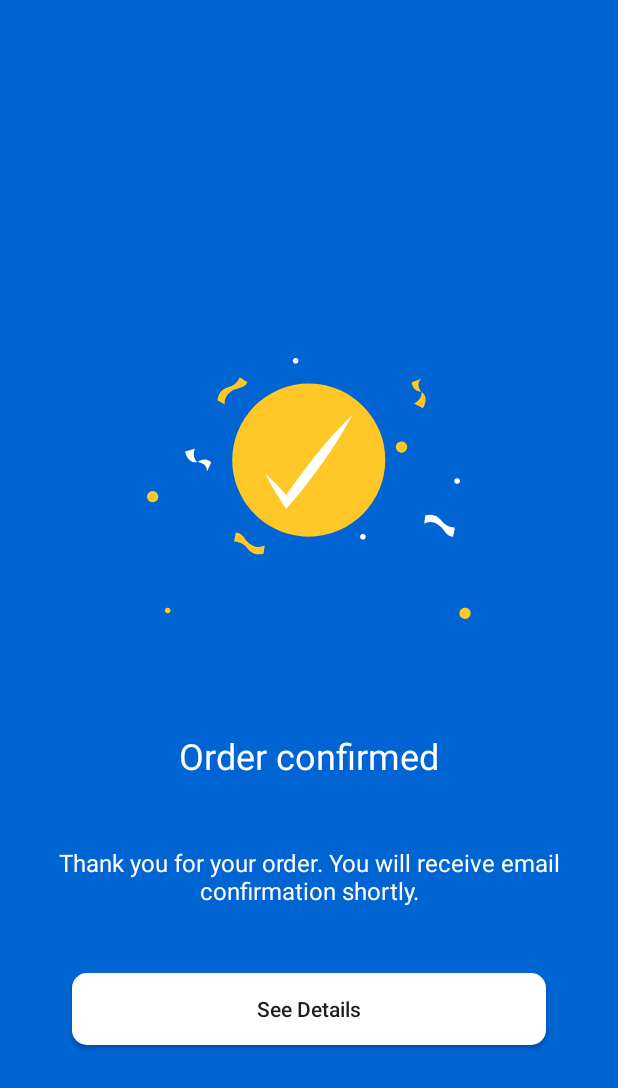
After one commit to Ziraddin/FlightApp, an Android app: the fragment PaymentSuccessfulFragment shown on its own in the app's theme, on a phone screen of 412 x 824 dp. The commit adds this screen. Shown: the top 1088 px of the screen. Run offline under Robolectric (Android 15) with nearby library versions, the phone set to English and light mode, and no system bars.

Commit message:
Added : 1. order confirmation layout

```diff
--- /dev/null
+++ b/app/src/main/java/com/example/flightapp/ui/fragments/payment/PaymentSuccessfulFragment.kt
@@ -0,0 +1,17 @@
+package com.example.flightapp.ui.fragments.payment
+
+import android.os.Bundle
+import androidx.fragment.app.Fragment
+import android.view.LayoutInflater
+import android.view.View
+import android.view.ViewGroup
+import com.example.flightapp.R
+
+class PaymentSuccessfulFragment : Fragment() {
+    override fun onCreateView(
+        inflater: LayoutInflater, container: ViewGroup?,
+        savedInstanceState: Bundle?
+    ): View? {
+        return inflater.inflate(R.layout.fragment_payment_successful, container, false)
+    }
+}
--- a/app/src/main/java/com/example/flightapp/ui/fragments/signinup/SignInFragment.kt
+++ b/app/src/main/java/com/example/flightapp/ui/fragments/signinup/SignInFragment.kt
@@ -51,6 +51,7 @@ class SignInFragment : Fragment() {
         val gso = GoogleSignInOptions.Builder(GoogleSignInOptions.DEFAULT_SIGN_IN).requestIdToken(getString(R.string.default_web_client_id)).requestEmail().build()
         mGoogleSignInClient = GoogleSignIn.getClient(requireContext(), gso)
         setVisibility()
+        signInWithGoogle()
 
         binding.btnSignIn.setOnClickListener {
             val email = binding.edtEmail.text.toString()
@@ -83,7 +84,7 @@ class SignInFragment : Fragment() {
             if (task.isSuccessful) {
                 val user = mAuth.currentUser
                 Toast.makeText(
-                    requireContext(), "Signed in as ${user?.displayName}", Toast.LENGTH_SHORT
+                    requireContext(), "Signed in as ${binding.edtEmail.text}", Toast.LENGTH_SHORT
                 ).show()
                 onSignInSuccess()
             } else {
--- /dev/null
+++ b/app/src/main/res/drawable/paymentsuccessful.xml
@@ -0,0 +1,54 @@
+<vector xmlns:android="http://schemas.android.com/apk/res/android"
+    android:width="217dp"
+    android:height="175dp"
+    android:viewportWidth="217"
+    android:viewportHeight="175">
+  <path
+      android:pathData="M128.15,115.52C154.06,104.59 166.21,74.71 155.3,48.79C144.38,22.86 114.53,10.7 88.62,21.62C62.71,32.55 50.56,62.42 61.48,88.35C72.39,114.28 102.25,126.44 128.15,115.52Z"
+      android:fillColor="#FFC727"/>
+  <path
+      android:pathData="M79.56,77.7C82.56,80.33 85.29,83.19 88.03,86C90.76,88.82 93.36,91.79 95.92,94.77H91.41C98.1,84.65 105.32,74.9 112.89,65.46C116.66,60.71 120.64,56.11 124.66,51.56C128.68,47 132.92,42.62 137.36,38.45C134.59,43.93 131.48,49.17 128.26,54.33C125.04,59.5 121.66,64.52 118.14,69.46C111.12,79.35 103.75,88.97 95.84,98.18L93.3,101.15L91.35,98.16C89.23,94.9 87.12,91.55 85.1,88.16C83.09,84.77 81.15,81.32 79.56,77.7Z"
+      android:fillColor="#ffffff"/>
+  <path
+      android:pathData="M216.1,170.04C216.2,170.77 216.08,171.53 215.76,172.2C215.43,172.87 214.91,173.43 214.27,173.81C213.63,174.18 212.89,174.36 212.14,174.32C211.4,174.27 210.68,174.01 210.09,173.55C209.49,173.1 209.05,172.49 208.81,171.78C208.56,171.07 208.54,170.31 208.73,169.59C208.92,168.87 209.32,168.22 209.88,167.73C210.43,167.23 211.13,166.91 211.87,166.82C212.36,166.75 212.85,166.78 213.33,166.9C213.81,167.03 214.26,167.24 214.65,167.54C215.05,167.84 215.38,168.22 215.63,168.65C215.87,169.07 216.04,169.55 216.1,170.04Z"
+      android:fillColor="#FFC727"/>
+  <path
+      android:pathData="M146.23,119.24C146.28,119.49 146.28,119.75 146.23,120.01C146.18,120.26 146.07,120.5 145.92,120.71C145.77,120.92 145.58,121.1 145.36,121.24C145.14,121.37 144.89,121.46 144.63,121.49C144.37,121.52 144.11,121.5 143.86,121.43C143.62,121.36 143.38,121.24 143.18,121.07C142.98,120.9 142.82,120.7 142.7,120.47C142.59,120.24 142.52,119.98 142.51,119.72C142.48,119.25 142.63,118.78 142.94,118.42C143.24,118.05 143.67,117.81 144.14,117.75C144.61,117.69 145.09,117.81 145.48,118.08C145.87,118.36 146.13,118.77 146.23,119.24Z"
+      android:fillColor="#ffffff"/>
+  <path
+      android:pathData="M101.44,2.31C101.49,2.67 101.43,3.04 101.26,3.37C101.1,3.7 100.85,3.97 100.53,4.15C100.21,4.34 99.85,4.42 99.48,4.4C99.11,4.38 98.76,4.25 98.47,4.02C98.18,3.8 97.96,3.5 97.84,3.15C97.72,2.8 97.7,2.43 97.79,2.07C97.88,1.72 98.08,1.4 98.35,1.15C98.63,0.91 98.96,0.75 99.33,0.7C99.57,0.66 99.82,0.67 100.06,0.74C100.3,0.8 100.53,0.91 100.72,1.06C100.92,1.21 101.09,1.39 101.21,1.61C101.33,1.82 101.41,2.06 101.44,2.31Z"
+      android:fillColor="#ffffff"/>
+  <path
+      android:pathData="M208.97,82.23C209.02,82.6 208.96,82.98 208.8,83.31C208.63,83.65 208.38,83.93 208.05,84.11C207.73,84.3 207.36,84.39 206.99,84.37C206.62,84.35 206.26,84.21 205.96,83.99C205.66,83.76 205.44,83.45 205.32,83.1C205.2,82.75 205.18,82.37 205.28,82.01C205.38,81.65 205.58,81.32 205.85,81.07C206.13,80.83 206.48,80.67 206.85,80.62C207.35,80.55 207.85,80.68 208.24,80.99C208.64,81.29 208.9,81.74 208.97,82.23Z"
+      android:fillColor="#ffffff"/>
+  <path
+      android:pathData="M16.34,168.49C16.36,168.96 16.21,169.43 15.9,169.8C15.6,170.16 15.17,170.4 14.7,170.46C14.23,170.52 13.75,170.4 13.36,170.13C12.98,169.85 12.71,169.44 12.61,168.98C12.55,168.48 12.68,167.99 12.98,167.59C13.29,167.19 13.73,166.93 14.22,166.86C14.47,166.83 14.72,166.84 14.96,166.91C15.2,166.97 15.42,167.08 15.62,167.23C15.81,167.38 15.98,167.57 16.1,167.79C16.23,168.01 16.3,168.24 16.34,168.49Z"
+      android:fillColor="#FFC727"/>
+  <path
+      android:pathData="M8.15,92.48C8.24,93.22 8.11,93.96 7.78,94.63C7.45,95.29 6.94,95.84 6.3,96.21C5.66,96.58 4.92,96.75 4.18,96.7C3.45,96.65 2.74,96.38 2.15,95.94C1.57,95.49 1.12,94.87 0.88,94.17C0.64,93.47 0.62,92.72 0.81,92C0.99,91.29 1.39,90.64 1.94,90.15C2.49,89.66 3.18,89.35 3.91,89.24C4.4,89.18 4.9,89.21 5.38,89.33C5.86,89.46 6.31,89.68 6.7,89.98C7.1,90.28 7.43,90.66 7.68,91.09C7.92,91.52 8.08,91.99 8.15,92.48Z"
+      android:fillColor="#FFC727"/>
+  <path
+      android:pathData="M47.53,28.83L52.42,31.58C52.22,30.1 52.41,28.58 52.99,27.2C53.56,25.82 54.5,24.62 55.7,23.72C59.94,19.82 65.06,21.96 67.52,16.84L62.37,13.51C61.8,14.92 60.94,16.2 59.85,17.27C58.75,18.33 57.45,19.16 56.02,19.7C52.38,20.78 48.49,22.32 47.53,28.83Z"
+      android:fillColor="#FFC727"/>
+  <path
+      android:pathData="M78.27,130.91L79.03,125.34C77.74,126.08 76.27,126.45 74.78,126.43C73.29,126.4 71.83,125.97 70.56,125.19C65.36,122.58 65.5,117.12 59.81,116.72L58.63,122.75C60.16,122.77 61.68,123.11 63.07,123.75C64.47,124.39 65.72,125.31 66.73,126.46C68.98,129.34 71.94,132.48 78.27,130.91Z"
+      android:fillColor="#FFC727"/>
+  <path
+      android:pathData="M32.53,60.98L26.05,62.83C26.05,62.83 27.66,71.3 34.33,69.92C34.33,69.92 30.22,67.4 32.53,60.98Z"
+      android:fillColor="#ffffff"/>
+  <path
+      android:pathData="M40.59,76.11L43.43,70.11C43.43,70.11 39.96,66.03 34.33,69.92C34.33,69.92 40.74,70.43 40.59,76.11Z"
+      android:fillColor="#ffffff"/>
+  <path
+      android:pathData="M166.34,60.45C166.24,59.72 166.36,58.96 166.69,58.29C167.02,57.63 167.54,57.07 168.19,56.7C168.83,56.32 169.57,56.15 170.32,56.2C171.06,56.24 171.77,56.51 172.36,56.96C172.96,57.42 173.4,58.03 173.64,58.74C173.88,59.45 173.91,60.21 173.71,60.93C173.52,61.65 173.12,62.3 172.56,62.79C172,63.28 171.31,63.6 170.57,63.7C170.08,63.76 169.58,63.73 169.1,63.6C168.63,63.47 168.18,63.25 167.79,62.95C167.39,62.65 167.06,62.28 166.81,61.85C166.57,61.42 166.4,60.95 166.34,60.45Z"
+      android:fillColor="#FFC727"/>
+  <path
+      android:pathData="M185.96,105.34L185.2,110.91C186.49,110.17 187.96,109.8 189.45,109.82C190.94,109.85 192.4,110.28 193.66,111.06C198.89,113.67 198.74,119.13 204.42,119.54L205.62,113.5C204.09,113.48 202.57,113.14 201.18,112.51C199.78,111.87 198.53,110.94 197.52,109.79C195.21,106.91 192.29,103.88 185.96,105.34Z"
+      android:fillColor="#ffffff"/>
+  <path
+      android:pathData="M178.38,30.95L184.31,34.17C184.31,34.17 189.09,26.94 183.34,23.3C183.27,23.3 184.52,27.98 178.38,30.95Z"
+      android:fillColor="#FFC727"/>
+  <path
+      android:pathData="M183.27,14.49L176.92,16.82C176.92,16.82 176.56,22.13 183.27,23.3C183.27,23.3 179.04,18.45 183.27,14.49Z"
+      android:fillColor="#FFC727"/>
+</vector>
--- /dev/null
+++ b/app/src/main/res/layout/fragment_payment_successful.xml
@@ -0,0 +1,64 @@
+<?xml version="1.0" encoding="utf-8"?>
+<androidx.constraintlayout.widget.ConstraintLayout xmlns:android="http://schemas.android.com/apk/res/android"
+    xmlns:app="http://schemas.android.com/apk/res-auto"
+    xmlns:tools="http://schemas.android.com/tools"
+    android:layout_width="match_parent"
+    android:layout_height="match_parent"
+    android:background="@color/btn_blue"
+    tools:context=".ui.fragments.payment.PaymentSuccessfulFragment">
+
+
+    <ImageView
+        android:id="@+id/imageView"
+        android:layout_width="wrap_content"
+        android:layout_height="wrap_content"
+        android:src="@drawable/paymentsuccessful"
+        app:layout_constraintBottom_toBottomOf="parent"
+        app:layout_constraintEnd_toEndOf="parent"
+        app:layout_constraintStart_toStartOf="parent"
+        app:layout_constraintTop_toTopOf="parent"
+        app:layout_constraintVertical_bias="0.367" />
+
+    <TextView
+        android:id="@+id/orderConfirmedtv"
+        android:layout_width="wrap_content"
+        android:layout_height="wrap_content"
+        android:layout_marginTop="74dp"
+        android:text="@string/order_confirmed"
+        android:textColor="@color/white"
+        android:textSize="24sp"
+        app:layout_constraintEnd_toEndOf="@+id/imageView"
+        app:layout_constraintStart_toStartOf="@+id/imageView"
+        app:layout_constraintTop_toBottomOf="@+id/imageView" />
+
+    <TextView
+        android:id="@+id/oderThankYoutv"
+        android:layout_width="wrap_content"
+        android:layout_height="wrap_content"
+        android:layout_marginTop="36dp"
+        android:padding="8dp"
+        android:text="@string/order_confirmed_message"
+        android:textAlignment="center"
+        android:textColor="@color/white"
+        android:textSize="16sp"
+        app:layout_constraintEnd_toEndOf="@+id/orderConfirmedtv"
+        app:layout_constraintStart_toStartOf="@+id/orderConfirmedtv"
+        app:layout_constraintTop_toBottomOf="@+id/orderConfirmedtv" />
+
+
+    <androidx.appcompat.widget.AppCompatButton
+        android:id="@+id/btnSeeDetails"
+        android:layout_width="0dp"
+        android:layout_height="wrap_content"
+        android:layout_marginHorizontal="48dp"
+        android:layout_marginTop="36dp"
+        android:background="@drawable/btn_skip"
+        android:paddingHorizontal="24dp"
+        android:text="@string/see_details"
+        android:textAllCaps="false"
+        app:layout_constraintEnd_toEndOf="@+id/oderThankYoutv"
+        app:layout_constraintStart_toStartOf="@+id/oderThankYoutv"
+        app:layout_constraintTop_toBottomOf="@+id/oderThankYoutv" />
+
+
+</androidx.constraintlayout.widget.ConstraintLayout>
--- a/app/src/main/res/layout/fragment_view_pager.xml
+++ b/app/src/main/res/layout/fragment_view_pager.xml
@@ -37,7 +37,7 @@
         android:id="@+id/btnSkip"
         android:layout_width="0dp"
         android:layout_height="wrap_content"
-        android:layout_marginLeft="32dp"
+        android:layout_marginStart="32dp"
         android:layout_marginBottom="64dp"
         android:background="@drawable/btn_skip"
         android:text="@string/btnSkip"
--- a/app/src/main/res/values/strings.xml
+++ b/app/src/main/res/values/strings.xml
@@ -25,4 +25,7 @@
     <string name="txtOrSignUp">Or Sign Up With</string>
     <string name="btnSignUp">Sign up</string>
     <string name="default_web_client_id">1062956195834-f33vid6iho1m46513p1f4ftg9kgpjohm.apps.googleusercontent.com</string>
+    <string name="order_confirmed">Order confirmed</string>
+    <string name="order_confirmed_message">Thank you for your order. You will receive email confirmation shortly.</string>
+    <string name="see_details">See Details</string>
 </resources>
```
